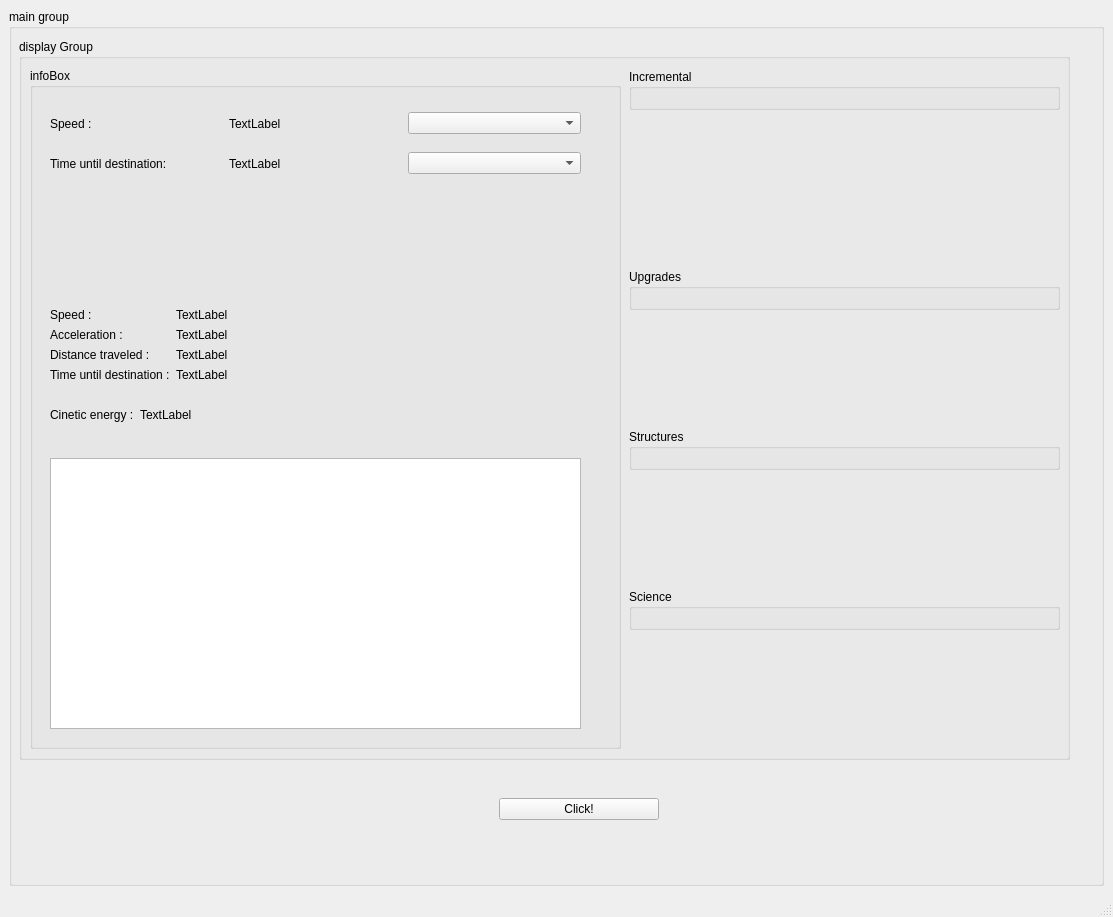
Before: the Qt Designer form gui/UniverseIdleGUI.ui in cyphics/universe-idle, drawn with Qt 5.
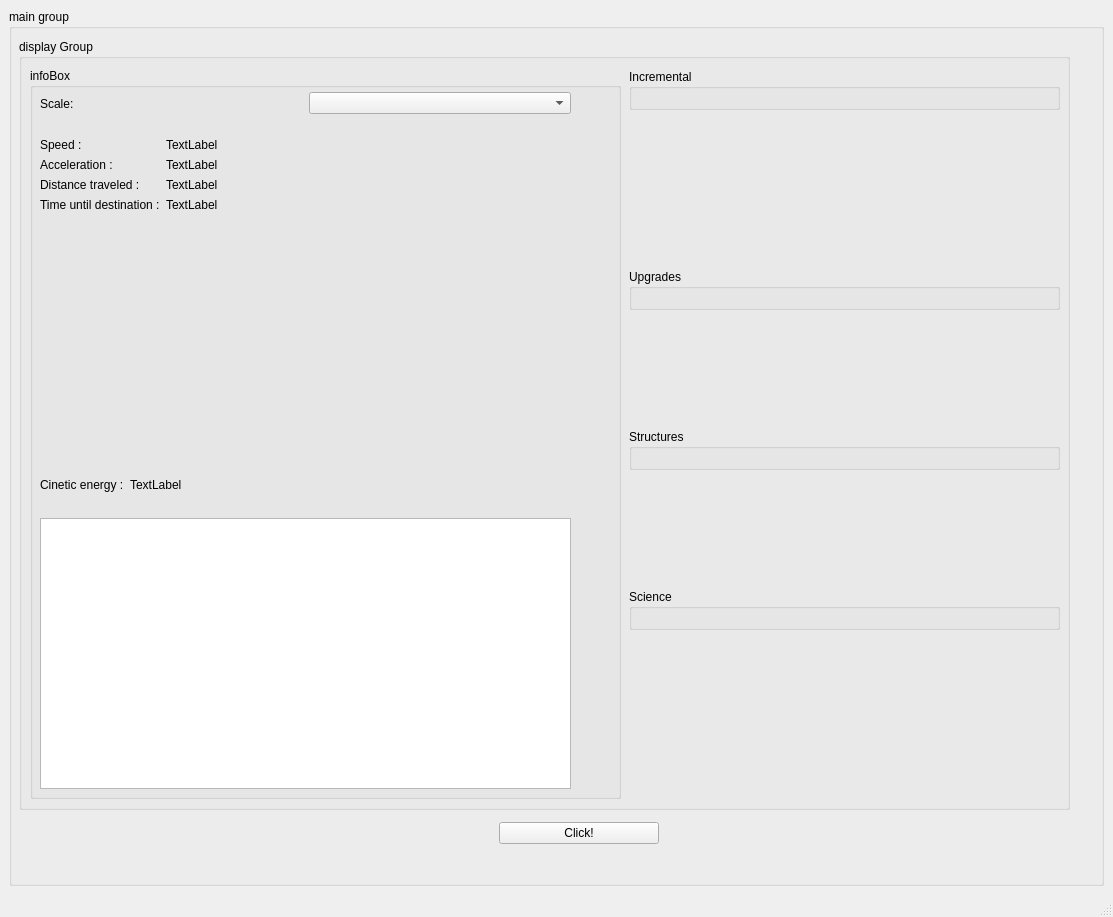
After: the same form once the commit is applied.

The edit to the form file:
```diff
--- a/gui/UniverseIdleGUI.ui
+++ b/gui/UniverseIdleGUI.ui
@@ -27,7 +27,7 @@
          <x>10</x>
          <y>30</y>
          <width>1051</width>
-         <height>721</height>
+         <height>771</height>
         </rect>
        </property>
        <layout class="QVBoxLayout" name="displayLayout">
@@ -42,7 +42,7 @@
              <x>11</x>
              <y>29</y>
              <width>591</width>
-             <height>681</height>
+             <height>731</height>
             </rect>
            </property>
            <layout class="QHBoxLayout" name="infoLayout">
@@ -54,8 +54,8 @@
               <widget class="QWidget" name="formLayoutWidget">
                <property name="geometry">
                 <rect>
-                 <x>20</x>
-                 <y>240</y>
+                 <x>10</x>
+                 <y>70</y>
                  <width>441</width>
                  <height>81</height>
                 </rect>
@@ -122,8 +122,8 @@
               <widget class="QWidget" name="formLayoutWidget">
                <property name="geometry">
                 <rect>
-                 <x>20</x>
-                 <y>340</y>
+                 <x>10</x>
+                 <y>410</y>
                  <width>291</width>
                  <height>31</height>
                 </rect>
@@ -148,8 +148,8 @@
               <widget class="QTextBrowser" name="textBrowser">
                <property name="geometry">
                 <rect>
-                 <x>20</x>
-                 <y>390</y>
+                 <x>10</x>
+                 <y>450</y>
                  <width>531</width>
                  <height>271</height>
                 </rect>
@@ -158,8 +158,8 @@
               <widget class="QWidget" name="horizontalLayoutWidget">
                <property name="geometry">
                 <rect>
-                 <x>20</x>
-                 <y>40</y>
+                 <x>10</x>
+                 <y>20</y>
                  <width>531</width>
                  <height>31</height>
                 </rect>
@@ -168,14 +168,7 @@
                 <item>
                  <widget class="QLabel" name="speed_label_2">
                   <property name="text">
-                   <string>Speed :</string>
-                  </property>
-                 </widget>
-                </item>
-                <item>
-                 <widget class="QLabel" name="speed_value_label_2">
-                  <property name="text">
-                   <string>TextLabel</string>
+                   <string>Scale:</string>
                   </property>
                  </widget>
                 </item>
@@ -187,31 +180,13 @@
               <widget class="QWidget" name="horizontalLayoutWidget_2">
                <property name="geometry">
                 <rect>
-                 <x>20</x>
-                 <y>80</y>
-                 <width>531</width>
-                 <height>31</height>
+                 <x>10</x>
+                 <y>160</y>
+                 <width>441</width>
+                 <height>241</height>
                 </rect>
                </property>
-               <layout class="QHBoxLayout" name="horizontalLayout_2">
-                <item>
-                 <widget class="QLabel" name="speed_label_3">
-                  <property name="text">
-                   <string>Time until destination:</string>
-                  </property>
-                 </widget>
-                </item>
-                <item>
-                 <widget class="QLabel" name="speed_value_label_3">
-                  <property name="text">
-                   <string>TextLabel</string>
-                  </property>
-                 </widget>
-                </item>
-                <item>
-                 <widget class="QComboBox" name="comboBox_2"/>
-                </item>
-               </layout>
+               <layout class="QFormLayout" name="milestones_layout"/>
               </widget>
              </widget>
             </item>
@@ -357,9 +332,9 @@
        <property name="geometry">
         <rect>
          <x>890</x>
-         <y>760</y>
+         <y>819</y>
          <width>160</width>
-         <height>80</height>
+         <height>21</height>
         </rect>
        </property>
        <layout class="QGridLayout" name="quitLayout"/>
@@ -368,9 +343,9 @@
        <property name="geometry">
         <rect>
          <x>490</x>
-         <y>760</y>
+         <y>809</y>
          <width>160</width>
-         <height>80</height>
+         <height>31</height>
         </rect>
        </property>
        <layout class="QVBoxLayout" name="click_button_layout">
```
Left out of the diff: 2 changed lines with no effect on the pictures.
